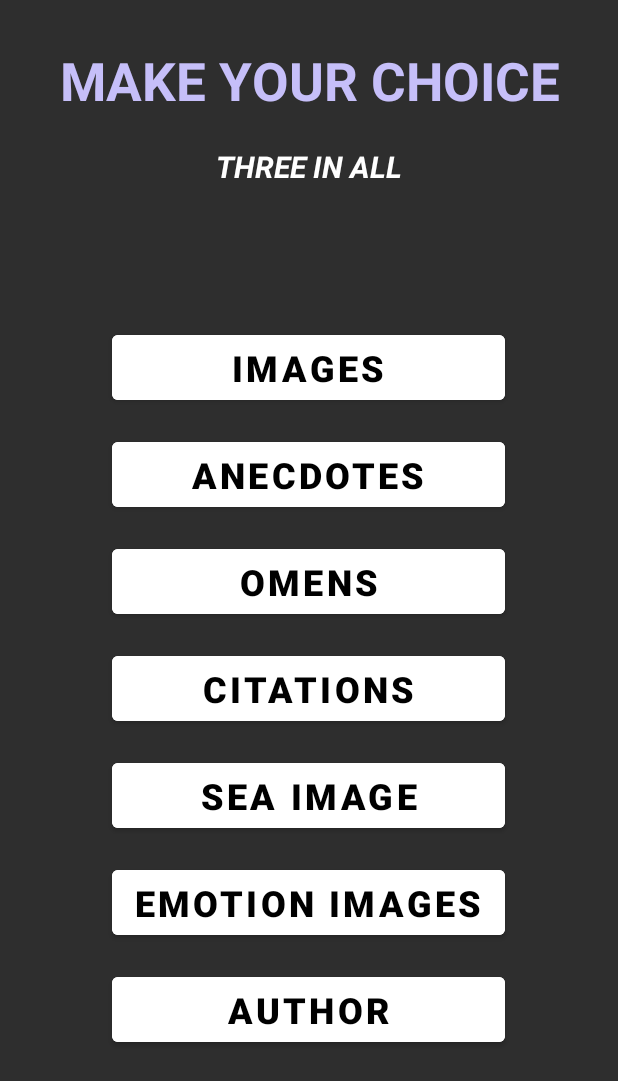
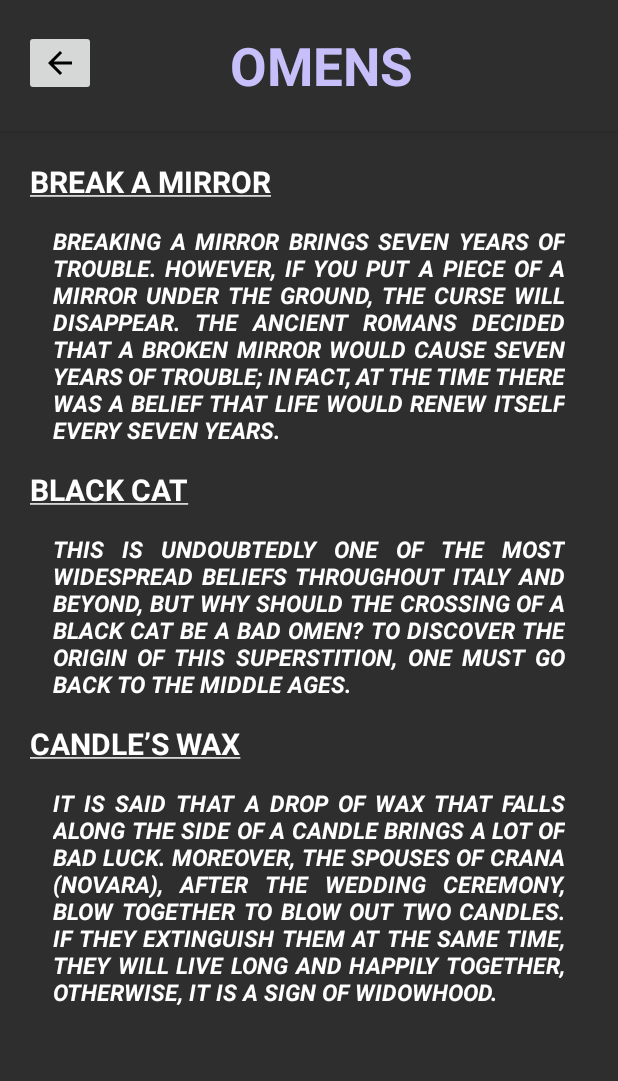
Before and after one commit to shmotya/three_in_all, an Android app: the screen it shows after launch (MainActivity before the commit, OmensActivity after it), after a tap on "OMENS", on a phone screen of 412 x 824 dp. Shown: the top 1081 px of the screen. Run offline under Robolectric (Android 15) with nearby library versions, the phone set to English and light mode, and no system bars; Roboto replaces fonts that are not available here.

Commit message:
omens ui added

```diff
--- a/app/src/main/AndroidManifest.xml
+++ b/app/src/main/AndroidManifest.xml
@@ -11,6 +11,9 @@
         android:supportsRtl="true"
         android:theme="@style/Theme.All_by_Three"
         tools:targetApi="31">
+        <activity
+            android:name=".OmensActivity"
+            android:exported="false" />
         <activity
             android:name=".AnecdotesActivity"
             android:exported="false" />
--- /dev/null
+++ b/app/src/main/java/com/example/all_by_three/OmensActivity.kt
@@ -0,0 +1,23 @@
+package com.example.all_by_three
+
+import android.content.Intent
+import androidx.appcompat.app.AppCompatActivity
+import android.os.Bundle
+import com.example.all_by_three.databinding.ActivityMainBinding
+import com.example.all_by_three.databinding.ActivityOmensBinding
+
+class OmensActivity : AppCompatActivity() {
+
+    private lateinit var binding: ActivityOmensBinding
+
+    override fun onCreate(savedInstanceState: Bundle?) {
+        super.onCreate(savedInstanceState)
+        binding = ActivityOmensBinding.inflate(layoutInflater)
+        setContentView(binding.root)
+
+        binding.ibBackOmens.setOnClickListener {
+            val intent = Intent(this, AnecdotesActivity::class.java)
+            startActivity(intent)
+        }
+    }
+}
--- a/app/src/main/res/layout/activity_anecdotes.xml
+++ b/app/src/main/res/layout/activity_anecdotes.xml
@@ -5,16 +5,8 @@
     xmlns:tools="http://schemas.android.com/tools"
     android:layout_width="match_parent"
     android:layout_height="match_parent"
-    tools:context=".AnecdotesActivity">
-
-    <?xml version="1.0" encoding="utf-8"?>
-    <RelativeLayout
-        xmlns:android="http://schemas.android.com/apk/res/android"
-        xmlns:tools="http://schemas.android.com/tools"
-        android:layout_width="match_parent"
-        android:layout_height="match_parent"
-        tools:context=".ImageActivity"
-        android:background="@color/main_background">
+    tools:context=".AnecdotesActivity"
+    android:background="@color/main_background">
 
         <com.google.android.material.appbar.AppBarLayout
             android:id="@+id/bar"
@@ -43,7 +35,7 @@
                         style="@style/tvHeaderStyle"
                         android:layout_width="match_parent"
                         android:layout_height="wrap_content"
-                        android:text="@string/anecdotes_heafer"/>
+                        android:text="@string/anecdotes_header"/>
 
                 </RelativeLayout>
 
@@ -54,7 +46,6 @@
         <LinearLayout
             android:layout_width="match_parent"
             android:layout_height="match_parent"
-            android:orientation="vertical"
             android:layout_below="@+id/bar">
 
             <LinearLayout
@@ -100,8 +91,4 @@
         </LinearLayout>
 
 
-    </RelativeLayout>
-
-
-
 </RelativeLayout>
--- /dev/null
+++ b/app/src/main/res/layout/activity_omens.xml
@@ -0,0 +1,100 @@
+<?xml version="1.0" encoding="utf-8"?>
+<RelativeLayout
+    xmlns:android="http://schemas.android.com/apk/res/android"
+    xmlns:tools="http://schemas.android.com/tools"
+    android:layout_width="match_parent"
+    android:layout_height="match_parent"
+    tools:context=".OmensActivity"
+    android:background="@color/main_background">
+
+    <com.google.android.material.appbar.AppBarLayout
+        android:id="@+id/bar"
+        android:layout_width="match_parent"
+        android:layout_height="wrap_content">
+
+        <androidx.appcompat.widget.Toolbar
+            android:layout_width="match_parent"
+            android:layout_height="wrap_content"
+            android:id="@+id/toolbar"
+            android:background="@color/main_background">
+
+            <RelativeLayout
+                android:paddingTop="20dp"
+                android:paddingBottom="20dp"
+                android:layout_width="match_parent"
+                android:layout_height="wrap_content">
+
+                <ImageButton
+                    android:id="@+id/ibBackOmens"
+                    android:layout_width="wrap_content"
+                    android:layout_height="wrap_content"
+                    android:src="@drawable/back"/>
+
+                <TextView
+                    style="@style/tvHeaderStyle"
+                    android:layout_width="match_parent"
+                    android:layout_height="wrap_content"
+                    android:text="@string/omens_header"/>
+
+            </RelativeLayout>
+
+        </androidx.appcompat.widget.Toolbar>
+
+    </com.google.android.material.appbar.AppBarLayout>
+
+    <LinearLayout
+        android:layout_width="match_parent"
+        android:layout_height="match_parent"
+        android:layout_below="@+id/bar">
+
+        <LinearLayout
+            android:layout_width="wrap_content"
+            android:layout_height="wrap_content"
+            android:orientation="vertical"
+            android:padding="20dp">
+
+            <TextView
+                android:layout_width="match_parent"
+                android:layout_height="wrap_content"
+                android:text="@string/firstOmenTitle"
+                style="@style/tvOmenTitle"/>
+
+            <TextView
+                android:layout_width="wrap_content"
+                android:layout_height="wrap_content"
+                android:text="@string/firstOmen"
+                style="@style/tvOmens"/>
+
+
+            <TextView
+                android:layout_width="match_parent"
+                android:layout_height="wrap_content"
+                android:text="@string/secondOmenTitle"
+                style="@style/tvOmenTitle"/>
+
+            <TextView
+                android:layout_width="wrap_content"
+                android:layout_height="wrap_content"
+                android:text="@string/secondOmen"
+                style="@style/tvOmens"/>
+
+
+            <TextView
+                android:layout_width="match_parent"
+                android:layout_height="wrap_content"
+                android:text="@string/thirdOmenTitle"
+                style="@style/tvOmenTitle"/>
+
+            <TextView
+                android:layout_width="wrap_content"
+                android:layout_height="wrap_content"
+                android:text="@string/thirdOmen"
+                style="@style/tvOmens"/>
+
+
+        </LinearLayout>
+
+    </LinearLayout>
+
+
+</RelativeLayout>
--- /dev/null
+++ b/app/src/main/res/values-v26/themes.xml
@@ -0,0 +1,16 @@
+<?xml version="1.0" encoding="utf-8"?>
+<resources>
+
+    <style name="tvOmens">
+
+        <item name="android:textSize">15sp</item>
+        <item name="android:padding">15sp</item>
+        <item name="android:layout_gravity">center</item>
+        <item name="android:textAlignment">gravity</item>
+        <item name="android:justificationMode">inter_word</item>
+        <item name="android:textColor">@color/white</item>
+        <item name="textAllCaps">true</item>
+        <item name="android:textStyle">italic|bold</item>
+
+    </style>
+</resources>
--- a/app/src/main/res/values/strings.xml
+++ b/app/src/main/res/values/strings.xml
@@ -8,7 +8,7 @@
     <string name="sea_image">sea image</string>
     <string name="emotion_images">emotion images</string>
     <string name="about_author">Author</string>
-    <string name="anecdotes_heafer">Anecdotes</string>
+    <string name="anecdotes_header">Anecdotes</string>
 
     <string name="firstAnecdote">
         Three tomatoes are walkin\' down the street. Papa Tomato, Mama Tomato and Baby Tomato. Baby Tomato starts lagging behind, and Papa Tomato gets really angry. Goes back and squishes him and says: «Catch up»
@@ -22,6 +22,13 @@
         There\'s an old joke - um… two elderly women are at a Catskill mountain resort, and one of \'em says, «Boy, the food at this place is really terrible». The other one says, «Yeah, I know; and such small portions».
     </string>
     <string name="split_text">* * *</string>
+    <string name="omens_header">Omens</string>
+    <string name="firstOmen">Breaking a mirror brings seven years of trouble. However, if you put a piece of a mirror under the ground, the curse will disappear. The ancient Romans decided that a broken mirror would cause seven years of trouble; in fact, at the time there was a belief that life would renew itself every seven years.</string>
+    <string name="secondOmen">This is undoubtedly one of the most widespread beliefs throughout Italy and beyond, but why should the crossing of a black cat be a bad omen? To discover the origin of this superstition, one must go back to the Middle Ages.</string>
+    <string name="thirdOmen">It is said that a drop of wax that falls along the side of a candle brings a lot of bad luck. Moreover, the spouses of Crana (Novara), after the wedding ceremony, blow together to blow out two candles. If they extinguish them at the same time, they will live long and happily together, otherwise, it is a sign of widowhood.</string>
+    <string name="firstOmenTitle"><u>Break a Mirror</u></string>
+    <string name="secondOmenTitle"><u>Black cat</u></string>
+    <string name="thirdOmenTitle"><u>Candle’s wax</u></string>
 
 
 </resources>
--- a/app/src/main/res/values/themes.xml
+++ b/app/src/main/res/values/themes.xml
@@ -89,5 +89,27 @@
 
     </style>
 
+    <style name="tvOmenTitle">
+
+        <item name="android:textSize">20sp</item>
+        <item name="android:textAlignment">textStart</item>
+        <item name="android:textColor">@color/white</item>
+        <item name="textAllCaps">true</item>
+        <item name="android:textStyle">bold</item>
+
+    </style>
+
+    <style name="tvOmens">
+
+        <item name="android:textSize">15sp</item>
+        <item name="android:padding">15sp</item>
+        <item name="android:layout_gravity">center</item>
+        <item name="android:justificationMode" tools:targetApi="q">inter_word</item>
+        <item name="android:textColor">@color/white</item>
+        <item name="textAllCaps">true</item>
+        <item name="android:textStyle">italic|bold</item>
+
+    </style>
+
 
 </resources>
```
